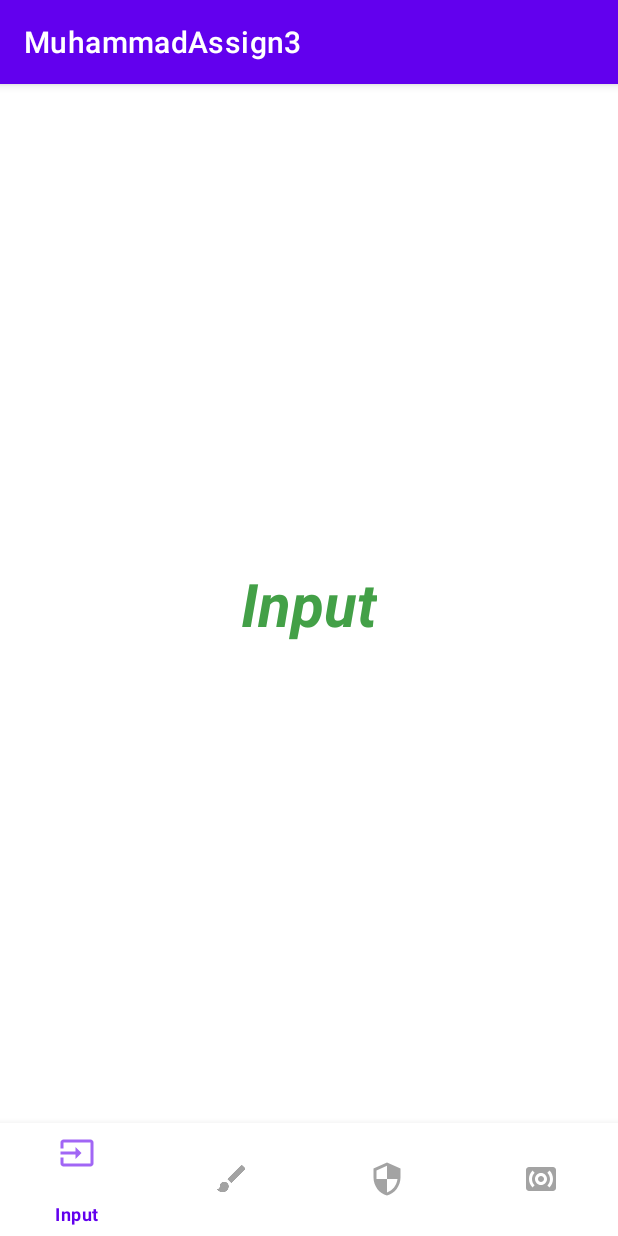
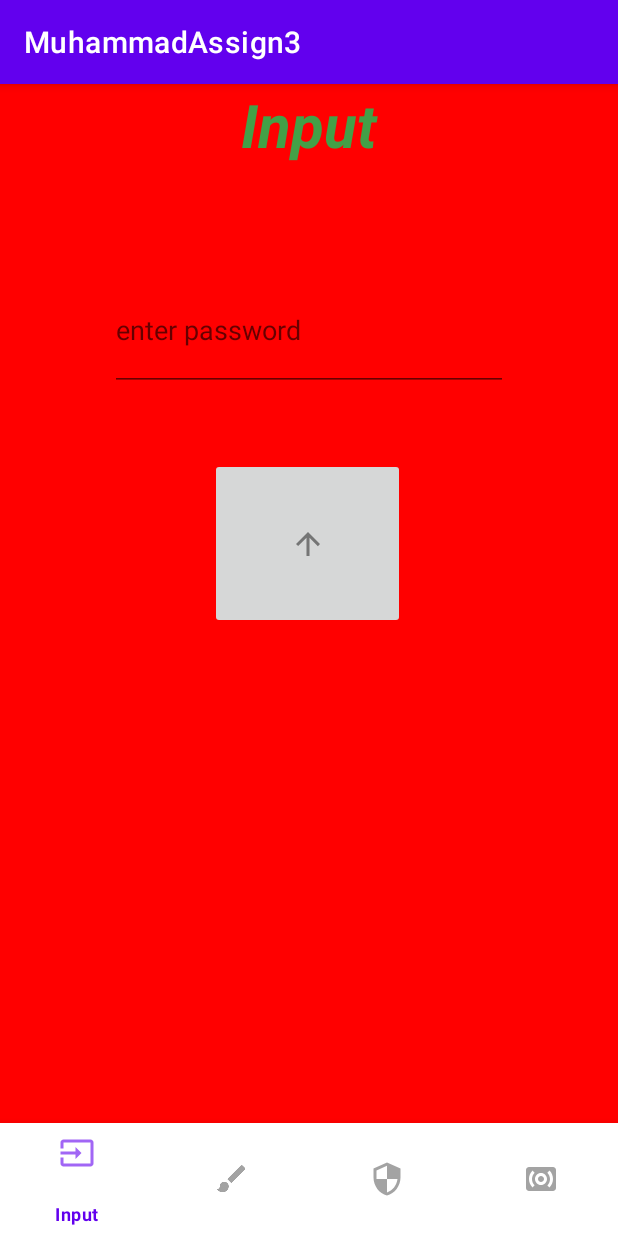
Before and after one commit to MuhammadSaad6618/-MuhammadSaadAssign3, an Android app: the fragment InputFragment placed in its activity, on a phone screen of 412 x 824 dp. Run offline under Robolectric (Android 15) with nearby library versions, the phone set to English and light mode, and no system bars.

Commit message:
I have implemented the functionality of my first tab

```diff
--- a/MuhammadAssign33/src/main/java/muhammad/saad/n01366618/a3/InputFragment.java
+++ b/MuhammadAssign33/src/main/java/muhammad/saad/n01366618/a3/InputFragment.java
@@ -4,9 +4,12 @@ import android.os.Bundle;
 
 import androidx.fragment.app.Fragment;
 
+import android.text.Editable;
 import android.view.LayoutInflater;
 import android.view.View;
 import android.view.ViewGroup;
+import android.widget.EditText;
+import android.widget.ImageButton;
 //Name: Muhammad Saad
 //Student#: N01366618
 //Course: CENG258
@@ -17,6 +20,8 @@ import android.view.ViewGroup;
  * create an instance of this fragment.
  */
 public class InputFragment extends Fragment {
+    ImageButton imageButton;
+    EditText editText;
 
     // TODO: Rename parameter arguments, choose names that match
     // the fragment initialization parameters, e.g. ARG_ITEM_NUMBER
@@ -62,6 +67,42 @@ public class InputFragment extends Fragment {
     public View onCreateView(LayoutInflater inflater, ViewGroup container,
                              Bundle savedInstanceState) {
         // Inflate the layout for this fragment
-        return inflater.inflate(R.layout.fragment_input, container, false);
+        View view = inflater.inflate(R.layout.fragment_input, container, false);
+        imageButton = (ImageButton) view.findViewById(R.id.muhammadimageButton);
+        imageButton.setOnClickListener(new View.OnClickListener() {
+            @Override
+            public void onClick(View view) {
+                rotateImages();
+            }
+        });
+        return view;
+    }
+
+    private void rotateImages() {
+        imageButton.setImageResource(R.drawable.ic_input);
+        imageButton.setOnClickListener(new View.OnClickListener() {
+            @Override
+            public void onClick(View view) {
+                imageButton.setImageResource(R.drawable.ic_draw);
+                imageButton.setOnClickListener(new View.OnClickListener() {
+                    @Override
+                    public void onClick(View view) {
+                        imageButton.setImageResource(R.drawable.ic_security);
+                        imageButton.setOnClickListener(new View.OnClickListener() {
+                            @Override
+                            public void onClick(View view) {
+                                imageButton.setImageResource(R.drawable.ic_rotate);
+                                imageButton.setOnClickListener(new View.OnClickListener() {
+                                    @Override
+                                    public void onClick(View view) {
+                                        rotateImages();
+                                    }
+                                });
+                            }
+                        });
+                    }
+                });
+            }
+        });
     }
 }
--- /dev/null
+++ b/MuhammadAssign33/src/main/res/drawable-anydpi/ic_imgbtn.xml
@@ -0,0 +1,11 @@
+<vector xmlns:android="http://schemas.android.com/apk/res/android"
+    android:width="24dp"
+    android:height="24dp"
+    android:viewportWidth="24"
+    android:viewportHeight="24"
+    android:tint="#333333"
+    android:alpha="0.6">
+  <path
+      android:fillColor="@android:color/white"
+      android:pathData="M4,12l1.41,1.41L11,7.83V20h2V7.83l5.58,5.59L20,12l-8,-8 -8,8z"/>
+</vector>
--- a/MuhammadAssign33/src/main/res/layout/fragment_input.xml
+++ b/MuhammadAssign33/src/main/res/layout/fragment_input.xml
@@ -3,25 +3,47 @@
     Student#: N01366618
     Course: CENG258
     Section: RNA-->
-<androidx.constraintlayout.widget.ConstraintLayout
-    xmlns:android="http://schemas.android.com/apk/res/android"
+<androidx.constraintlayout.widget.ConstraintLayout xmlns:android="http://schemas.android.com/apk/res/android"
     xmlns:app="http://schemas.android.com/apk/res-auto"
     xmlns:tools="http://schemas.android.com/tools"
     android:layout_width="match_parent"
     android:layout_height="match_parent"
+    android:background="#FF0000"
     tools:context=".MuhammadActivity">
 
     <TextView
         android:id="@+id/muhammadtv2"
-        android:layout_width="wrap_content"
-        android:layout_height="wrap_content"
+        android:layout_width="match_parent"
+        android:layout_height="match_parent"
+        android:layout_alignParentTop="true"
+        android:gravity="top|center"
         android:text="Input"
         android:textColor="#43a047"
         android:textSize="40sp"
         android:textStyle="italic|bold"
-        app:layout_constraintBottom_toBottomOf="parent"
-        app:layout_constraintEnd_toEndOf="parent"
-        app:layout_constraintHorizontal_bias="0.5"
+        app:layout_constraintStart_toStartOf="parent"
+        app:layout_constraintTop_toTopOf="parent" />
+
+    <EditText
+        android:id="@+id/editTextTextPersonName"
+        android:layout_width="265dp"
+        android:layout_height="81dp"
+        android:layout_marginStart="73dp"
+        android:layout_marginTop="123dp"
+        android:ems="10"
+        android:hint="enter password"
+        android:inputType="numberPassword"
+        android:maxLength="6"
+        app:layout_constraintStart_toStartOf="parent"
+        app:layout_constraintTop_toTopOf="parent" />
+
+    <ImageButton
+        android:id="@+id/muhammadimageButton"
+        android:layout_width="130dp"
+        android:layout_height="114dp"
+        android:layout_marginStart="140dp"
+        android:layout_marginTop="249dp"
+        android:src="@drawable/ic_imgbtn"
         app:layout_constraintStart_toStartOf="parent"
         app:layout_constraintTop_toTopOf="parent" />
 
```
Also changed, not shown: MuhammadAssign33/src/main/res/drawable-hdpi/ic_imgbtn.png (added), MuhammadAssign33/src/main/res/drawable-mdpi/ic_imgbtn.png (added), MuhammadAssign33/src/main/res/drawable-xhdpi/ic_imgbtn.png (added), MuhammadAssign33/src/main/res/drawable-xxhdpi/ic_imgbtn.png (added).
